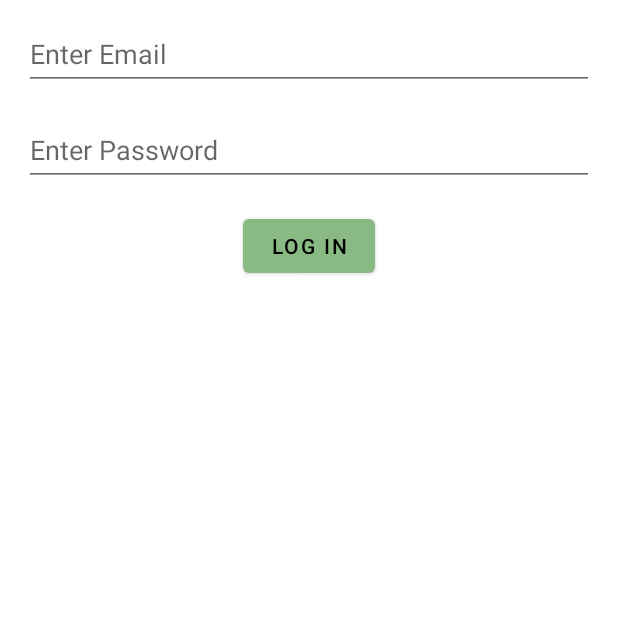
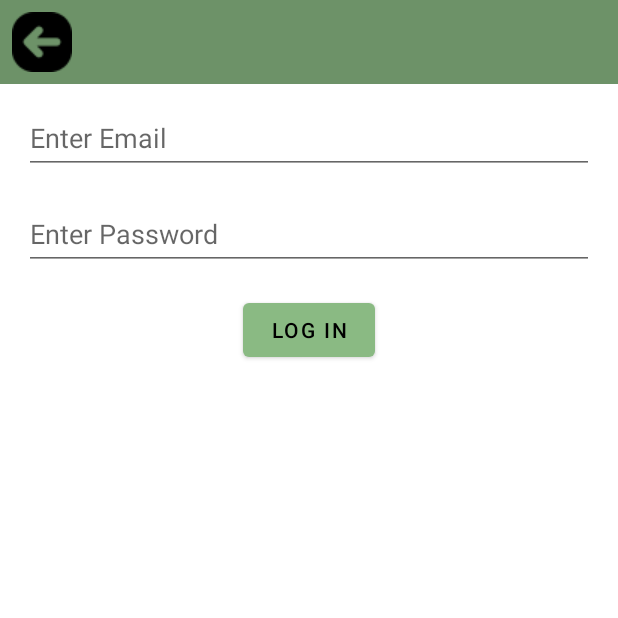
Before and after one commit to ekassz/PieceItPC, an Android app: the screen it shows after launch (MainActivity), after a tap on "LOG IN", on a phone screen of 412 x 824 dp, the top half of it. Run offline under Robolectric (Android 15) with nearby library versions, the light colour scheme and no system bars; our stand-ins replace Firebase (no records; nobody signed in at launch, a user with empty details on screens opened directly).

Commit message:
added back button tool bar

```diff
--- a/app/src/main/java/com/cs407/pieceitpc/LoginFragment.kt
+++ b/app/src/main/java/com/cs407/pieceitpc/LoginFragment.kt
@@ -14,6 +14,7 @@ import androidx.core.widget.doAfterTextChanged
 import androidx.fragment.app.Fragment
 import androidx.lifecycle.ViewModelProvider
 import androidx.navigation.fragment.findNavController
+import com.google.android.material.appbar.MaterialToolbar
 import java.security.MessageDigest
 import com.google.firebase.auth.FirebaseAuth
 
@@ -74,6 +75,14 @@ class LoginFragment(
     }
 
     override fun onViewCreated(view: View, savedInstanceState: Bundle?) {
+        super.onViewCreated(view, savedInstanceState)
+
+        val toolbar = view.findViewById<MaterialToolbar>(R.id.toolbar)
+
+        toolbar.setNavigationOnClickListener {
+            findNavController().navigateUp() // Navigate back
+        }
+
         //TODO: does this go here?
         auth = FirebaseAuth.getInstance()
 
--- a/app/src/main/res/layout/fragment_login.xml
+++ b/app/src/main/res/layout/fragment_login.xml
@@ -3,7 +3,25 @@
     xmlns:app="http://schemas.android.com/apk/res-auto"
     xmlns:tools="http://schemas.android.com/tools"
     android:layout_width="match_parent"
-    android:layout_height="match_parent">
+    android:layout_height="match_parent"
+    tools:context=".LoginFragment"
+    >
+
+    <!-- Material Toolbar -->
+    <com.google.android.material.appbar.MaterialToolbar
+        android:id="@+id/toolbar"
+        android:layout_width="match_parent"
+        android:layout_height="?attr/actionBarSize"
+        android:background="@color/greenDark"
+        app:contentInsetStart="15dp"
+        app:contentInsetStartWithNavigation="15dp"
+        app:navigationIcon="@drawable/back" />
+
+    <!-- Main Content -->
+    <androidx.constraintlayout.widget.ConstraintLayout
+        android:layout_width="match_parent"
+        android:layout_height="match_parent"
+        android:layout_marginTop="?attr/actionBarSize">
 
     <TextView
         android:id="@+id/errorTextView"
@@ -55,5 +73,5 @@
         app:layout_constraintLeft_toLeftOf="parent"
         app:layout_constraintRight_toRightOf="parent" />
 
-
+    </androidx.constraintlayout.widget.ConstraintLayout>
 </androidx.constraintlayout.widget.ConstraintLayout>
--- a/app/src/main/res/layout/toolbar_layout.xml
+++ b/app/src/main/res/layout/toolbar_layout.xml
@@ -10,4 +10,4 @@
     app:contentInsetStart="15dp"
     app:contentInsetStartWithNavigation="15dp"
     app:menu="@menu/profile_menu"
-    app:navigationIcon="@drawable/small_app_icon" />
+    app:navigationIcon="@drawable/back" />
```
Also changed, not shown: app/src/main/java/com/cs407/pieceitpc/CreateAccount.kt (+9 -0 lines), app/src/main/java/com/cs407/pieceitpc/PCNewBuild.kt (+12 -0 lines), app/src/main/java/com/cs407/pieceitpc/PCTutorialHighlights.kt (+12 -0 lines), app/src/main/java/com/cs407/pieceitpc/SavedContent.kt (+14 -0 lines), app/src/main/res/layout/fragment_create_account.xml (+19 -1 lines), app/src/main/res/layout/fragment_home_screen.xml (+11 -9 lines), app/src/main/res/layout/fragment_new_build.xml (+27 -12 lines), app/src/main/res/layout/fragment_p_c_tutorial_highlights.xml (+14 -11 lines), app/src/main/res/layout/fragment_saved_content.xml (+26 -7 lines).
